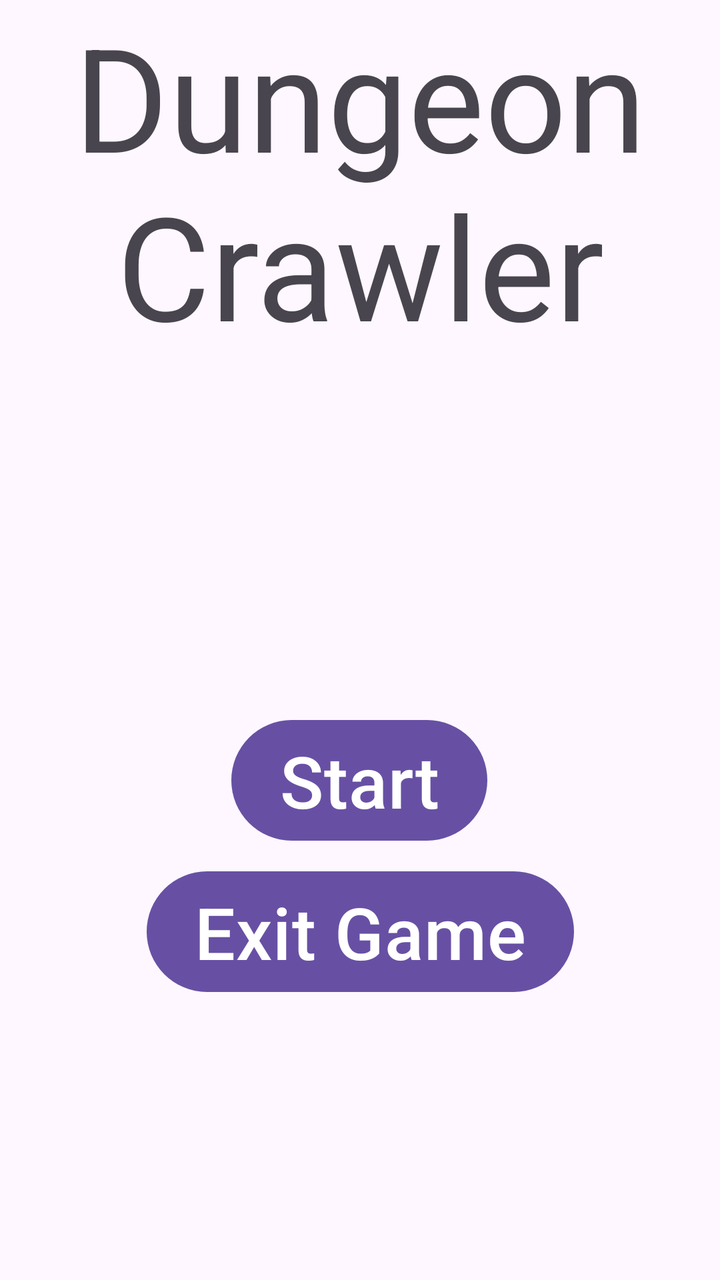
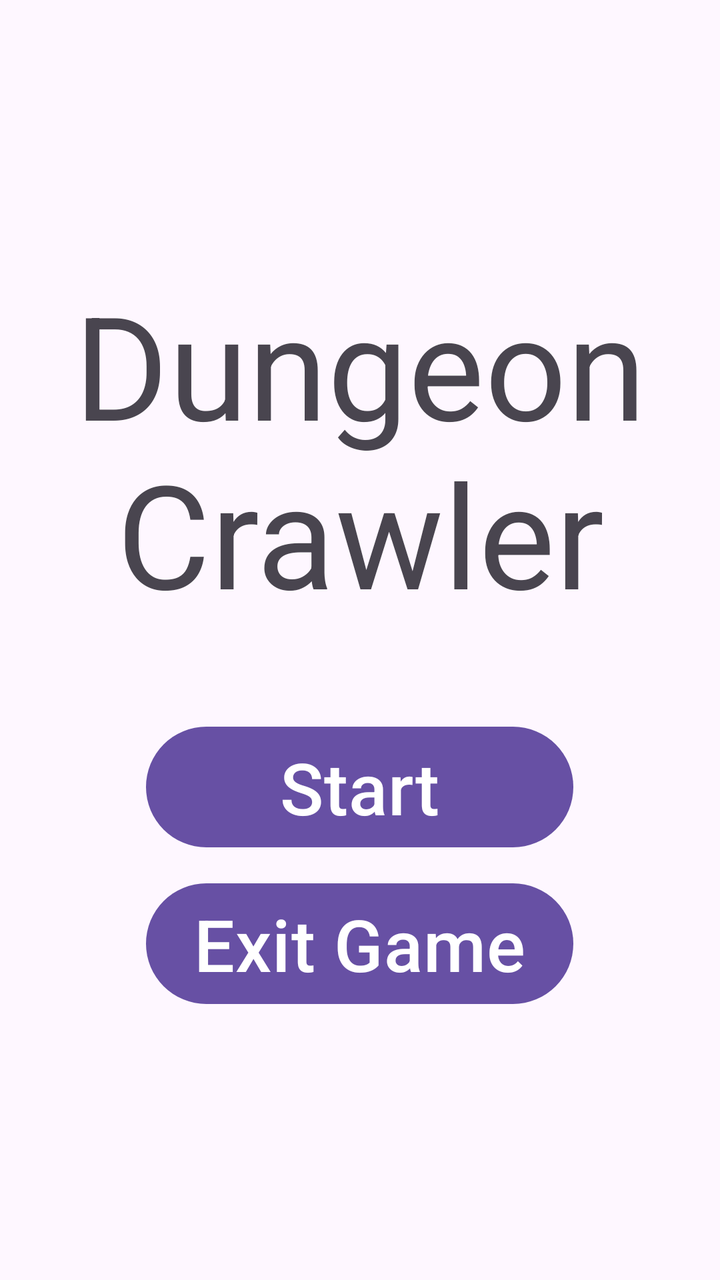

Before-and-after screenshots of an Android layout around one commit, followed by the original layout XML and the change that was made.
<!-- AndroidManifest.xml: activity theme Theme.CS2340C_Team28 -->
<!-- res/layout/activity_main.xml -->
<?xml version="1.0" encoding="utf-8"?>
<androidx.constraintlayout.widget.ConstraintLayout xmlns:android="http://schemas.android.com/apk/res/android"
    xmlns:app="http://schemas.android.com/apk/res-auto"
    xmlns:tools="http://schemas.android.com/tools"
    android:id="@+id/coordinatorLayout"
    android:layout_width="match_parent"
    android:layout_height="match_parent"
    android:fitsSystemWindows="true"
    tools:context=".activities.MainActivity">

    <com.google.android.material.appbar.AppBarLayout
        android:id="@+id/appBarLayout"
        android:layout_width="wrap_content"
        android:layout_height="wrap_content"
        android:fitsSystemWindows="true"
        app:layout_constraintTop_toTopOf="parent"
        tools:layout_editor_absoluteX="160dp"
        tools:ignore="MissingConstraints">

        <com.google.android.material.appbar.MaterialToolbar
            android:id="@+id/toolbar"
            android:layout_width="wrap_content"
            android:layout_height="wrap_content" />

    </com.google.android.material.appbar.AppBarLayout>

    <Button
        android:id="@+id/exitButton"
        android:layout_width="wrap_content"
        android:layout_height="wrap_content"
        android:layout_marginBottom="140dp"
        android:text="Exit Game"
        android:textSize="36sp"
        app:layout_constraintBottom_toBottomOf="parent"
        app:layout_constraintEnd_toEndOf="parent"
        app:layout_constraintStart_toStartOf="parent" />

    <Button
        android:id="@+id/configButton"
        android:layout_width="wrap_content"
        android:layout_height="wrap_content"
        android:text="Start"
        android:textSize="36sp"
        app:layout_constraintBottom_toBottomOf="parent"
        app:layout_constraintEnd_toEndOf="parent"
        app:layout_constraintHorizontal_bias="0.498"
        app:layout_constraintStart_toStartOf="parent"
        app:layout_constraintTop_toTopOf="parent"
        app:layout_constraintVertical_bias="0.623" />

    <TextView
        android:id="@+id/title"
        android:layout_width="wrap_content"
        android:layout_height="wrap_content"
        android:text="Dungeon Crawler"
        android:textSize="72sp"
        android:gravity="center"
        app:layout_constraintEnd_toEndOf="parent"
        app:layout_constraintStart_toStartOf="parent"
        tools:ignore="MissingConstraints"
        tools:layout_editor_absoluteY="141dp" />



</androidx.constraintlayout.widget.ConstraintLayout>
<!-- resources referenced by this layout -->
<resources>
  <style name="Theme.CS2340C_Team28" parent="Theme.MaterialComponents.DayNight.DarkActionBar">
          
          <item name="colorPrimary">@color/purple_500</item>
          <item name="colorPrimaryVariant">@color/purple_700</item>
          <item name="colorOnPrimary">@color/white</item>
          
          <item name="colorSecondary">@color/teal_200</item>
          <item name="colorSecondaryVariant">@color/teal_700</item>
          <item name="colorOnSecondary">@color/black</item>
          
          <item name="android:statusBarColor">?attr/colorPrimaryVariant</item>
          
      </style>
  <color name="purple_500">#FF6200EE</color>
  <color name="purple_700">#FF3700B3</color>
  <color name="white">#FFFFFFFF</color>
  <color name="teal_200">#FF03DAC5</color>
  <color name="teal_700">#FF018786</color>
  <color name="black">#FF000000</color>
</resources>

<!-- the commit's change to res/layout/activity_main.xml (unified diff, before → after) -->
@@ -8,58 +8,61 @@
     android:fitsSystemWindows="true"
     tools:context=".activities.MainActivity">
 
-    <com.google.android.material.appbar.AppBarLayout
-        android:id="@+id/appBarLayout"
-        android:layout_width="wrap_content"
-        android:layout_height="wrap_content"
-        android:fitsSystemWindows="true"
-        app:layout_constraintTop_toTopOf="parent"
-        tools:layout_editor_absoluteX="160dp"
-        tools:ignore="MissingConstraints">
+    <LinearLayout
+        android:layout_width="match_parent"
+        android:layout_height="match_parent"
+        android:gravity="center"
+        android:orientation="vertical">
 
-        <com.google.android.material.appbar.MaterialToolbar
-            android:id="@+id/toolbar"
+        <Space
+            android:layout_width="match_parent"
+            android:layout_height="wrap_content"
+            android:layout_weight="1" />
+
+        <TextView
+            android:id="@+id/title"
+            android:layout_width="match_parent"
+            android:layout_height="wrap_content"
+            android:gravity="center"
+            android:text="Dungeon Crawler"
+            android:textSize="72sp"
+            tools:ignore="MissingConstraints" />
+
+        <Space
+            android:layout_width="match_parent"
+            android:layout_height="45dp" />
+
+        <LinearLayout
             android:layout_width="wrap_content"
-            android:layout_height="wrap_content" />
+            android:layout_height="wrap_content"
+            android:gravity="center"
+            android:orientation="vertical">
 
-    </com.google.android.material.appbar.AppBarLayout>
+            <Button
+                android:id="@+id/configButton"
+                android:layout_width="match_parent"
+                android:layout_height="wrap_content"
+                android:text="Start"
+                android:textSize="36sp" />
 
-    <Button
-        android:id="@+id/exitButton"
-        android:layout_width="wrap_content"
-        android:layout_height="wrap_content"
-        android:layout_marginBottom="140dp"
-        android:text="Exit Game"
-        android:textSize="36sp"
-        app:layout_constraintBottom_toBottomOf="parent"
-        app:layout_constraintEnd_toEndOf="parent"
-        app:layout_constraintStart_toStartOf="parent" />
+            <Space
+                android:layout_width="match_parent"
+                android:layout_height="10dp" />
 
-    <Button
-        android:id="@+id/configButton"
-        android:layout_width="wrap_content"
-        android:layout_height="wrap_content"
-        android:text="Start"
-        android:textSize="36sp"
-        app:layout_constraintBottom_toBottomOf="parent"
-        app:layout_constraintEnd_toEndOf="parent"
-        app:layout_constraintHorizontal_bias="0.498"
-        app:layout_constraintStart_toStartOf="parent"
-        app:layout_constraintTop_toTopOf="parent"
-        app:layout_constraintVertical_bias="0.623" />
+            <Button
+                android:id="@+id/exitButton"
+                android:layout_width="match_parent"
+                android:layout_height="wrap_content"
+                android:text="Exit Game"
+                android:textSize="36sp" />
+        </LinearLayout>
 
-    <TextView
-        android:id="@+id/title"
-        android:layout_width="wrap_content"
-        android:layout_height="wrap_content"
-        android:text="Dungeon Crawler"
-        android:textSize="72sp"
-        android:gravity="center"
-        app:layout_constraintEnd_toEndOf="parent"
-        app:layout_constraintStart_toStartOf="parent"
-        tools:ignore="MissingConstraints"
-        tools:layout_editor_absoluteY="141dp" />
+        <Space
+            android:layout_width="match_parent"
+            android:layout_height="wrap_content"
+            android:layout_weight="1" />
 
+    </LinearLayout>
 
 
 </androidx.constraintlayout.widget.ConstraintLayout>
